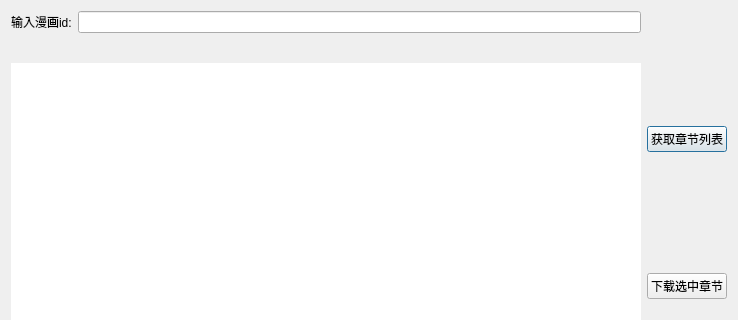
ntestoc3/manhua-get, file mhdlg.ui: the form before one commit; both pictures show x 0 to 738 and y 0 to 320 of the 738 by 575 pixel window.
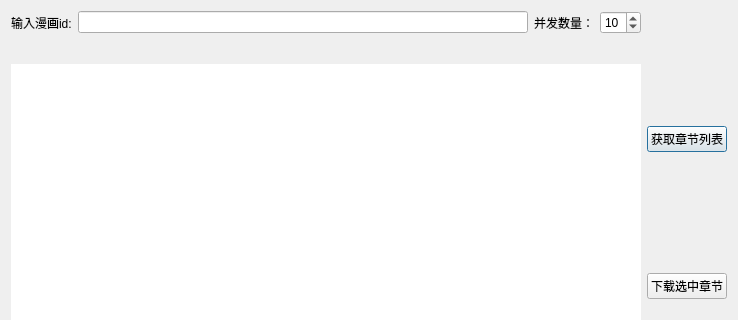
The form after the commit.

Commit message: 添加并发数量控制

Patch:
```diff
--- a/mhdlg.ui
+++ b/mhdlg.ui
@@ -28,6 +28,29 @@
        <item>
         <widget class="QLineEdit" name="mid_editor"/>
        </item>
+       <item>
+        <widget class="QLabel" name="label_2">
+         <property name="text">
+          <string>并发数量：</string>
+         </property>
+         <property name="margin">
+          <number>0</number>
+         </property>
+        </widget>
+       </item>
+       <item>
+        <widget class="QSpinBox" name="thread_spin">
+         <property name="minimum">
+          <number>1</number>
+         </property>
+         <property name="singleStep">
+          <number>3</number>
+         </property>
+         <property name="value">
+          <number>10</number>
+         </property>
+        </widget>
+       </item>
       </layout>
      </item>
      <item>
```
Left out of the diff: 18 changed lines with no effect on the pictures. The commit also changes 2 other files.
